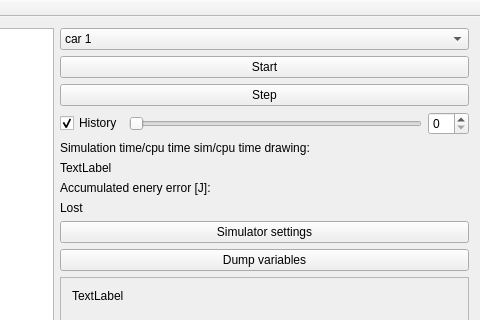
This is src/mainwindow.ui in marcuslil/Marcus-physics-engine as Qt 5 draws it before an edit; both pictures show x 366 to 846 and y 0 to 320 of the 846 by 577 pixel window. The edited form follows.
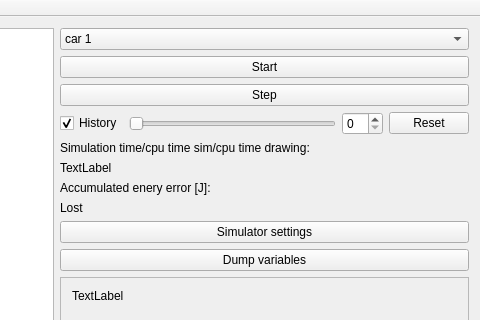
This is the edited form.

Commit message: History supports reset

What changed in the file:
```diff
--- a/src/mainwindow.ui
+++ b/src/mainwindow.ui
@@ -181,6 +181,13 @@
         <item>
          <widget class="QSpinBox" name="spin_history"/>
         </item>
+        <item>
+         <widget class="QPushButton" name="reset">
+          <property name="text">
+           <string>Reset</string>
+          </property>
+         </widget>
+        </item>
        </layout>
       </item>
       <item>
```
The commit also changes 4 other files.
